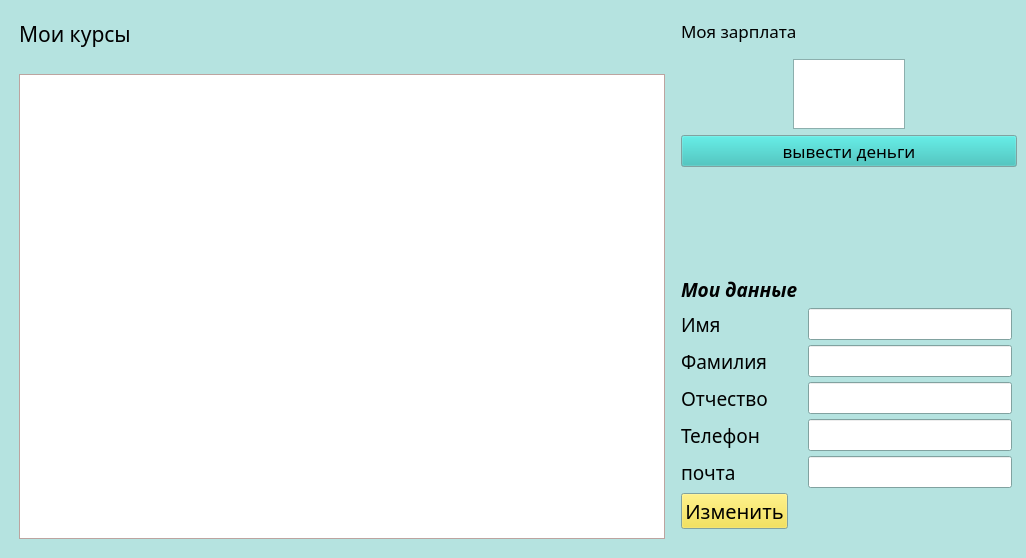
lizlizardplease/school_bmstu, file tutor.ui: the form before one commit.
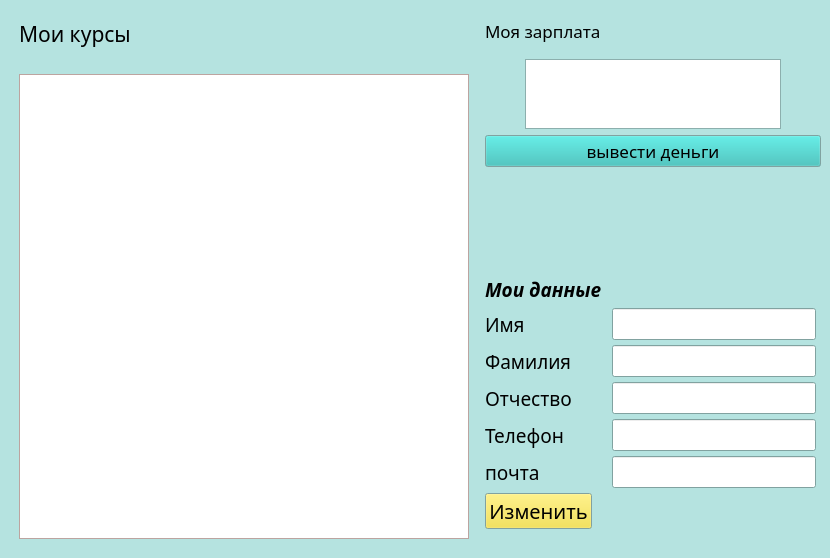
The form after the commit.

Commit message: pay class added

Diff of the .ui file:
```diff
--- a/tutor.ui
+++ b/tutor.ui
@@ -6,7 +6,7 @@
    <rect>
     <x>0</x>
     <y>0</y>
-    <width>1026</width>
+    <width>830</width>
     <height>558</height>
    </rect>
   </property>
@@ -277,7 +277,7 @@
      </layout>
     </item>
     <item>
-     <layout class="QVBoxLayout" name="verticalLayout_2" stretch="1,1,1,6,4">
+     <layout class="QVBoxLayout" name="verticalLayout_2" stretch="1,1,0,6,4">
       <property name="topMargin">
        <number>10</number>
       </property>
@@ -292,7 +292,7 @@
        </widget>
       </item>
       <item>
-       <layout class="QHBoxLayout" name="horizontalLayout_3" stretch="1,1,1">
+       <layout class="QHBoxLayout" name="horizontalLayout_3" stretch="0,0,1">
         <property name="leftMargin">
          <number>0</number>
         </property>
@@ -316,7 +316,7 @@
          </spacer>
         </item>
         <item>
-         <widget class="QPlainTextEdit" name="plainTextEdit"/>
+         <widget class="QTextEdit" name="textEdit"/>
         </item>
         <item>
          <spacer name="horizontalSpacer_2">
```
Left out of the diff: 2 changed lines with no effect on the pictures. The commit also changes 7 other files.
